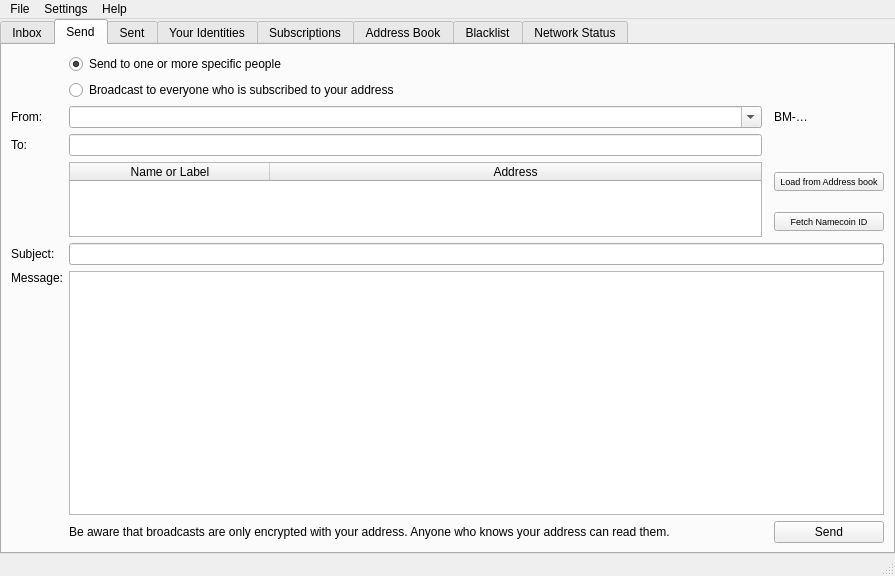
Before: the Qt Designer form src/bitmessageqt/bitmessageui.ui in Bitmessage/PyBitmessage, drawn with Qt 5.
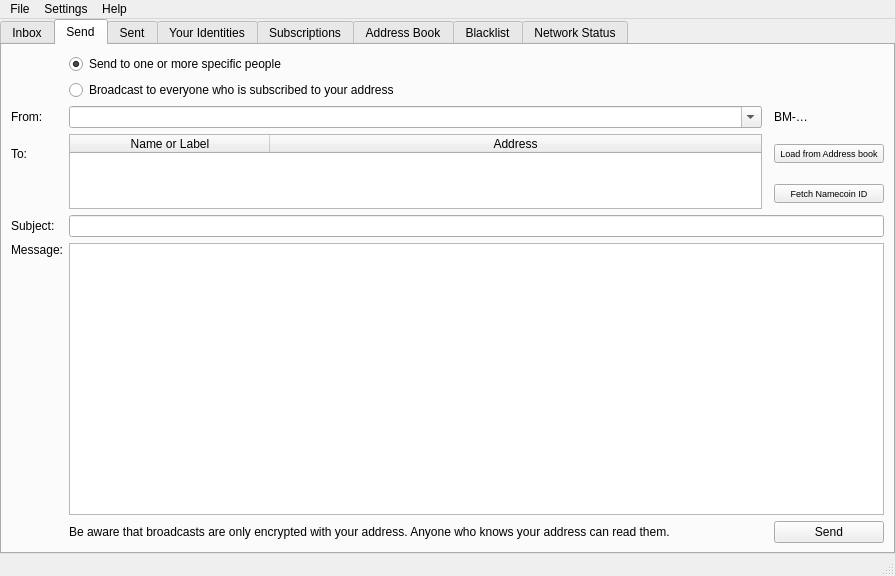
After: the same form once the commit is applied. Icons and pictures are not drawn.

Commit message: Ability to input multiple labels or addresses separated by ; or , Automatically querry namecoin if address field input starts with "id/"

```diff
--- a/src/bitmessageqt/bitmessageui.ui
+++ b/src/bitmessageqt/bitmessageui.ui
@@ -236,13 +236,6 @@
           </property>
          </spacer>
         </item>
-        <item row="5" column="0">
-         <widget class="QLabel" name="label">
-          <property name="text">
-           <string>To:</string>
-          </property>
-         </widget>
-        </item>
         <item row="2" column="0">
          <widget class="QLabel" name="label_2">
           <property name="text">
@@ -257,9 +250,6 @@
           </property>
          </widget>
         </item>
-        <item row="5" column="2">
-         <widget class="QLineEdit" name="lineEditTo"/>
-        </item>
         <item row="14" column="2" colspan="3">
          <widget class="QLineEdit" name="lineEditSubject">
           <property name="text">
@@ -424,6 +414,13 @@
           </property>
          </widget>
         </item>
+        <item row="11" column="0">
+         <widget class="QLabel" name="label">
+          <property name="text">
+           <string>To:</string>
+          </property>
+         </widget>
+        </item>
        </layout>
       </widget>
       <widget class="QWidget" name="sent">
```
Left out of the diff: 16 changed lines with no effect on the pictures. The commit also changes 3 other files.
